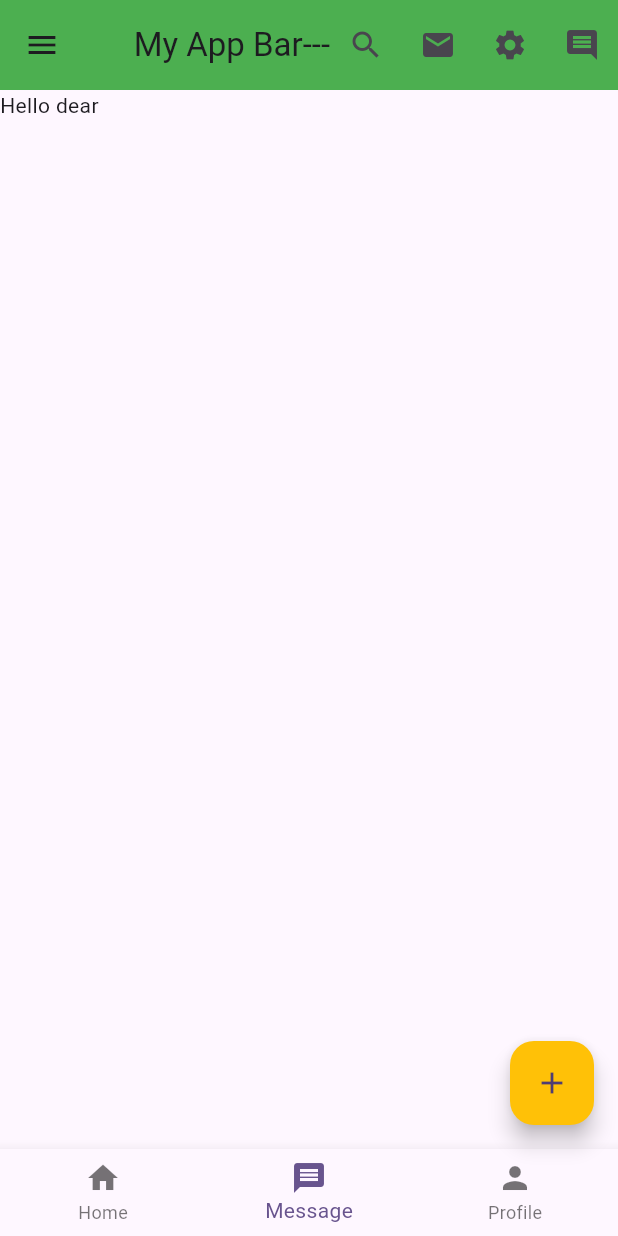
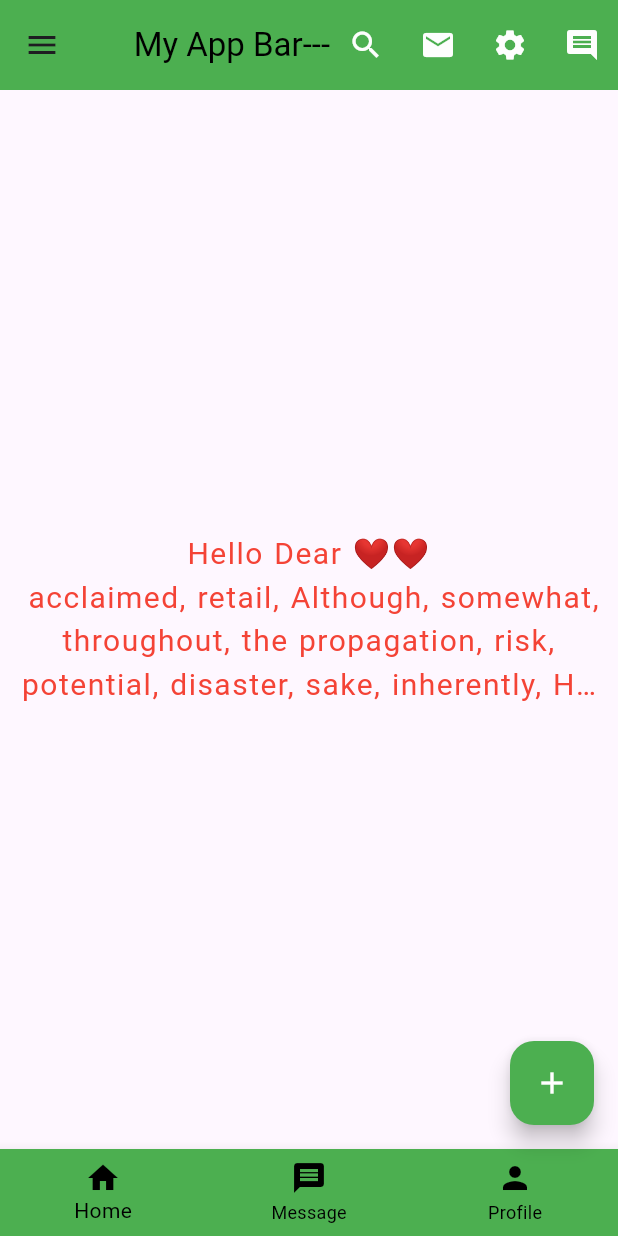
Before and after one commit to msrsujon/LiveTest1, a Flutter app: the HomeActivity screen opened directly, on a phone screen of 412 x 824 dp. Run offline on Flutter 3.47's test engine with Material 3 defaults, Android fonts, the phone set to English and light mode, and no system bars.

Commit message:
calculators flutter

```diff
--- a/lib/flutterproject1.dart
+++ b/lib/flutterproject1.dart
@@ -1,105 +1,228 @@
-
 import 'package:flutter/material.dart';
 
-
-main(){
+main() {
   runApp(const MyApp());
 }
 
-class MyApp extends StatelessWidget{
+class MyApp extends StatelessWidget {
   const MyApp({super.key});
-
-
 
   @override
   Widget build(BuildContext context) {
-
     return MaterialApp(
-      theme: ThemeData(primarySwatch: Colors.green ),
-      darkTheme: ThemeData(primarySwatch: Colors.grey),
-      debugShowCheckedModeBanner: false,
-      home: HomeActivity()
-
-    );
+        theme: ThemeData(primarySwatch: Colors.green),
+        darkTheme: ThemeData(primarySwatch: Colors.grey),
+        debugShowCheckedModeBanner: false,
+        // ignore: prefer_const_constructors
+        home: const HomeActivity());
   }
-
 }
 
-class HomeActivity extends StatelessWidget{
+class HomeActivity extends StatelessWidget {
   const HomeActivity({super.key});
 
-  MySnackbar(message, context){
-     return ScaffoldMessenger.of(context).showSnackBar(
-          SnackBar(content: Text(message))
-      );
+  MySnackbar(message, context) {
+    return ScaffoldMessenger.of(context)
+        .showSnackBar(SnackBar(content: Text(message)));
   }
-
 
   @override
   Widget build(BuildContext context) {
-
     return Scaffold(
-      appBar: AppBar(title: Text('My App Bar---'),
+      appBar: AppBar(
+        title:
+            const Text('My App Bar---', style: TextStyle(color: Colors.black)),
         titleSpacing: 0,
         centerTitle: true,
         toolbarHeight: 60,
-        toolbarOpacity: 1,
+        toolbarOpacity: 0.9,
         elevation: 0,
         backgroundColor: Colors.green,
         actions: [
-          IconButton(onPressed: ( ){MySnackbar('I am search', context);}, icon: Icon(Icons.search)),
-          IconButton(onPressed: ( ){MySnackbar('I am email', context);}, icon: Icon(Icons.email)),
-          IconButton(onPressed: ( ){MySnackbar('I am settings', context);}, icon: Icon(Icons.settings)),
-          IconButton(onPressed: ( ){MySnackbar('I am comment', context);}, icon: Icon(Icons.comment))
+          IconButton(
+              onPressed: () {
+                MySnackbar('I am search', context);
+              },
+              icon: const Icon(Icons.search, color: Colors.white)),
+          IconButton(
+              onPressed: () {
+                MySnackbar('I am email', context);
+              },
+              icon: const Icon(Icons.email, color: Colors.white)),
+          IconButton(
+              onPressed: () {
+                MySnackbar('I am settings', context);
+              },
+              icon: const Icon(Icons.settings, color: Colors.white)),
+          IconButton(
+              onPressed: () {
+                MySnackbar('I am comment', context);
+              },
+              icon: const Icon(Icons.comment, color: Colors.white))
         ],
       ),
-      body: Text('Hello dear'),
-
+      body: Padding(
+        padding: const EdgeInsets.all(10.0),
+        child: const Center(
+          child: Text(
+            'Hello Dear ❤❤\n '
+            'acclaimed, retail, Although, somewhat, throughout, '
+            'the propagation, risk, potential, disaster, sake, inherently, '
+            'However, definitely, consideration, warrant',
+            maxLines: 4,
+            textAlign: TextAlign.center,
+            style: TextStyle(
+              color: Colors.red,
+              fontSize: 20,
+              fontWeight: FontWeight.w400,
+              overflow: TextOverflow.ellipsis,
+              letterSpacing: 1,
+              wordSpacing: 1,
+            ),
+          ),
+        ),
+      ),
       floatingActionButton: FloatingActionButton(
-
-        child: Icon(Icons.add),
-        backgroundColor: Colors.amber,
-        onPressed: (){
+        child: Icon(Icons.add, color: Colors.white),
+        backgroundColor: Colors.green,
+        onPressed: () {
           MySnackbar('I am floating Action Button', context);
         },
       ),
-
       bottomNavigationBar: BottomNavigationBar(
-        currentIndex: 1,
-
-          items: [
-            BottomNavigationBarItem(icon: Icon(Icons.home),label:'Home'),
-            BottomNavigationBarItem(icon: Icon(Icons.message),label:'Message'),
-            BottomNavigationBarItem(icon: Icon(Icons.person),label:'Profile')
-          ] ,
-        onTap: (int index){
-          if(index==0){
+        backgroundColor: Colors.green,
+        currentIndex: 0,
+        selectedItemColor: Colors.black,
+        unselectedItemColor: Colors.black,
+        items: const [
+          BottomNavigationBarItem(
+              icon: Icon(Icons.home, color: Colors.black), label: 'Home'),
+          BottomNavigationBarItem(
+              icon: Icon(Icons.message, color: Colors.black), label: 'Message'),
+          BottomNavigationBarItem(
+              icon: Icon(Icons.person, color: Colors.black), label: 'Profile')
+        ],
+        onTap: (int index) {
+          if (index == 0) {
             MySnackbar('I am Home Bottom menu', context);
           }
-          if(index==1){
+          if (index == 1) {
             MySnackbar('I am Message Bottom menu', context);
           }
-          if(index==2){
+          if (index == 2) {
             MySnackbar('I am Profile Bottom menu', context);
           }
         },
-
-
       ),
-
       drawer: Drawer(
-        child: ListView(
+        backgroundColor: Color(0xffb9ecc7),
+        child: Column(
           children: [
-            DrawerHeader(child: Text('suzon')),
-            ListTile(title: Text('Home')),
-            ListTile(title: Text('Contact')),
-            ListTile(title: Text('Profile')),
-            ListTile(title: Text('Email')),
-            ListTile(title: Text('Phone')),
+            SizedBox(height: 50),
+            CircleAvatar(
+              radius: 30,
+              backgroundImage: AssetImage('images/sujon.jpg'),
+            ),
+            ListTile(
+                title: Text('Home'),
+                leading: Icon(Icons.home, color: Colors.black),
+                trailing: Icon(
+                  Icons.arrow_forward,
+                  color: Colors.black,
+                ),
+                onTap: () {
+                  MySnackbar("I am drawer home menu bar", context);
+                }),
+            ListTile(
+                leading: Icon(Icons.person, color: Colors.black),
+                trailing: Icon(
+                  Icons.arrow_forward,
+                  color: Colors.black,
+                ),
+                title: Text('Profile'),
+                onTap: () {
+                  MySnackbar("I am drawer menu bar", context);
+                }),
+            ListTile(
+                leading: Icon(Icons.contact_mail, color: Colors.black),
+                trailing: Icon(
+                  Icons.arrow_forward,
+                  color: Colors.black,
+                ),
+                title: Text('Contact'),
+                onTap: () {
+                  MySnackbar("I am drawer menu bar", context);
+                }),
+            ListTile(
+                leading: Icon(Icons.email, color: Colors.black),
+                trailing: Icon(
+                  Icons.arrow_forward,
+                  color: Colors.black,
+                ),
+                title: Text('Email'),
+                onTap: () {
+                  MySnackbar("I am drawer menu bar", context);
+                }),
+            ListTile(
+                leading: Icon(Icons.phone, color: Colors.black),
+                trailing: Icon(
+                  Icons.arrow_forward,
+                  color: Colors.black,
+                ),
+                title: Text('Phone'),
+                onTap: () {
+                  MySnackbar("I am drawer menu bar", context);
+                }),
           ],
         ),
       ),
-
+      endDrawer: Drawer(
+        child: ListView(
+          children: [
+            DrawerHeader(
+                padding: EdgeInsets.all(0),
+                child: UserAccountsDrawerHeader(
+                  decoration: BoxDecoration(color: Colors.green),
+                  accountName:
+                      Text('Ms Suzon', style: TextStyle(color: Colors.black)),
+                  accountEmail: Text('msrsujon12@gmail.com',
+                      style: TextStyle(color: Colors.black)),
+                  currentAccountPicture: Image.network(
+                      'https://avatars.githubusercontent.com/u/125904553?'),
+                )),
+            ListTile(
+                leading: Icon(Icons.home, color: Colors.black),
+                title: Text('Home'),
+                onTap: () {
+                  MySnackbar("I am drawer home menu bar", context);
+                }),
+            ListTile(
+                leading: Icon(Icons.person, color: Colors.black),
+                title: Text('Profile'),
+                onTap: () {
+                  MySnackbar("I am drawer menu bar", context);
+                }),
+            ListTile(
+                leading: Icon(Icons.contact_mail, color: Colors.black),
+                title: Text('Contact'),
+                onTap: () {
+                  MySnackbar("I am drawer menu bar", context);
+                }),
+            ListTile(
+                leading: Icon(Icons.email, color: Colors.black),
+                title: Text('Email'),
+                onTap: () {
+                  MySnackbar("I am drawer menu bar", context);
+                }),
+            ListTile(
+                leading: Icon(Icons.phone, color: Colors.black),
+                title: Text('Phone'),
+                onTap: () {
+                  MySnackbar("I am drawer menu bar", context);
+                }),
+          ],
+        ),
+      ),
     );
   }
 }
--- a/lib/livetest1.dart
+++ /dev/null
@@ -1,25 +0,0 @@
-class Car {
-  // Public properties
-  String brand;
-  String model;
-  int year;
-
-  // Constructor
-  Car(this.brand, this.model, this.year);
-
-  // Method to calculate the car's age
-  int carAge() {
-    return DateTime.now().year - year;
-  }
-}
-
-void main() {
-  // Create an instance of the Car class
-  Car myCar = Car('Toyota', 'Corolla', 2015);
-
-  // Display the car's information
-  print('Brand: ${myCar.brand}');
-  print('Model: ${myCar.model}');
-  print('Year: ${myCar.year}');
-  print('Car Age: ${myCar.carAge()} years');
-}
--- a/lib/main.dart
+++ b/lib/main.dart
@@ -3,8 +3,6 @@ import 'package:flutter/material.dart';
 void main() {
   runApp(const MyApp());
 }
-
-
 
 class MyApp extends StatelessWidget {
   const MyApp({super.key});
```
Also changed, not shown: pubspec.yaml (+4 -4 lines), images/sujon.jpg (added), 1 other file.
